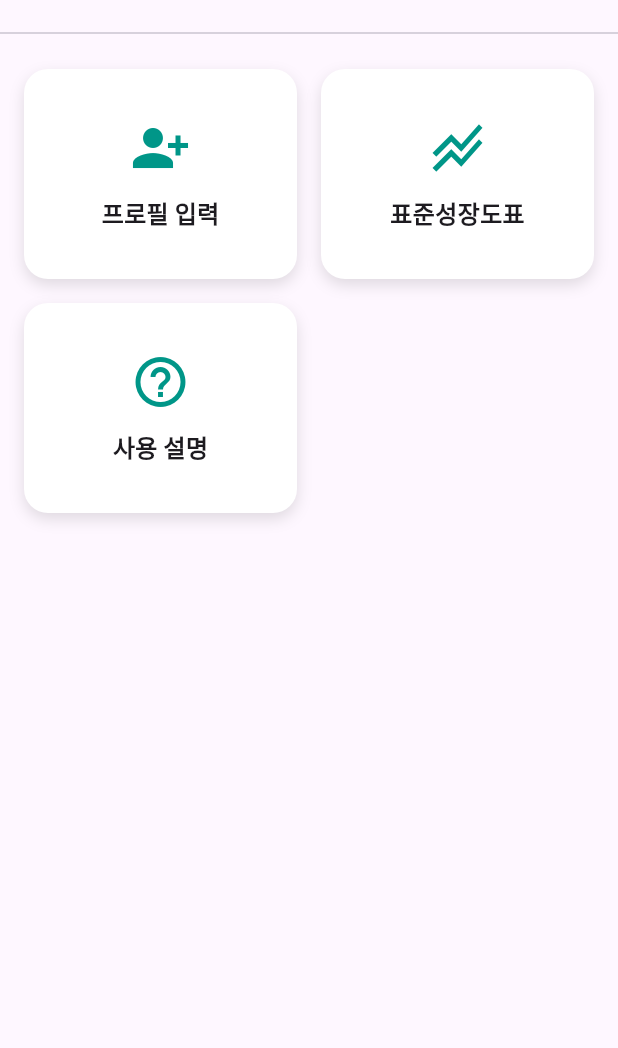
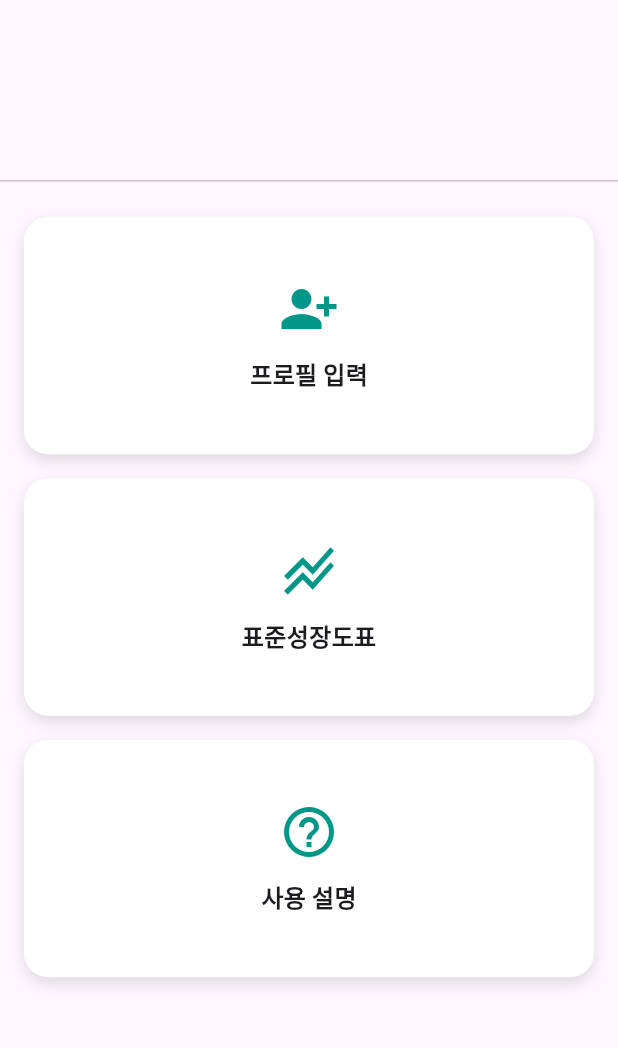
Before and after one commit to jeonbowon/growth_tracking_graph, a Flutter app: the screen it shows after launch, on a phone screen of 412 x 824 dp, the part 63-1111 px from its top. Run offline on Flutter 3.47's test engine with Material 3 defaults, Android fonts, the light colour scheme and no system bars; our stand-ins replace fl_chart, google_fonts, shared_preferences.

Commit message:
홈 화면 레이아웃 수정 및 모바일 대응

```diff
--- a/lib/page_main.dart
+++ b/lib/page_main.dart
@@ -160,7 +160,27 @@ class _MainPageState extends State<MainPage> {
         title: const Text('우리아이 성장 그래프'),
         centerTitle: true,
       ),
-      body: SingleChildScrollView(
+
+      // ✅ 여기부터 핵심: 모바일 폭 기준으로 가운데 정렬 + 폭 제한 + 스크롤
+      body: LayoutBuilder(
+        builder: (context, constraints) {
+          // 모바일 기준 폭 (너무 넓게 퍼지는 걸 막음)
+          const maxContentWidth = 430.0;
+
+          // 현재 화면 폭(윈도우/태블릿/폰)
+          final w = constraints.maxWidth;
+
+          // 폭이 좁으면 1열, 넓으면 2열
+          final crossAxisCount = (w < 420) ? 1 : 2;
+
+          // 모바일에서 카드가 너무 납작/커지지 않게
+          final childAspectRatio = (crossAxisCount == 1) ? 2.4 : 1.3;
+
+          return Center(
+            child: ConstrainedBox(
+              constraints: const BoxConstraints(maxWidth: maxContentWidth),
+              child: SafeArea(
+                child: SingleChildScrollView(
                   child: Padding(
                     padding: const EdgeInsets.only(bottom: 16.0),
                     child: Column(
@@ -178,8 +198,10 @@ class _MainPageState extends State<MainPage> {
                                 '성별: ${child.gender}\n'
                                 '생년월일: ${child.birthDate.toLocal().toString().split(' ')[0]}',
                               ),
-                    trailing:
-                        const Icon(Icons.arrow_forward_ios, color: Colors.teal),
+                              trailing: const Icon(
+                                Icons.arrow_forward_ios,
+                                color: Colors.teal,
+                              ),
                               onTap: () => _showActionSheet(child),
                             );
                           },
@@ -192,10 +214,10 @@ class _MainPageState extends State<MainPage> {
                           child: GridView.count(
                             shrinkWrap: true,
                             physics: const NeverScrollableScrollPhysics(),
-                  crossAxisCount: 2,
+                            crossAxisCount: crossAxisCount,
                             mainAxisSpacing: 16,
                             crossAxisSpacing: 16,
-                  childAspectRatio: 1.3,
+                            childAspectRatio: childAspectRatio,
                             children: [
                               _buildActionCard(
                                 icon: Icons.person_add_alt_1,
@@ -203,8 +225,9 @@ class _MainPageState extends State<MainPage> {
                                 onTap: () {
                                   showDialog(
                                     context: context,
-                          builder: (_) =>
-                              PageProfileInput(onProfileSaved: _loadChildren),
+                                    builder: (_) => PageProfileInput(
+                                      onProfileSaved: _loadChildren,
+                                    ),
                                   );
                                 },
                               ),
@@ -239,8 +262,14 @@ class _MainPageState extends State<MainPage> {
                     ),
                   ),
                 ),
+              ),
+            ),
+          );
+        },
+      ),
     );
   }
+
 
   // 카드형 버튼
   Widget _buildActionCard({
```
Lines whose indentation alone changed are shown as unchanged.
